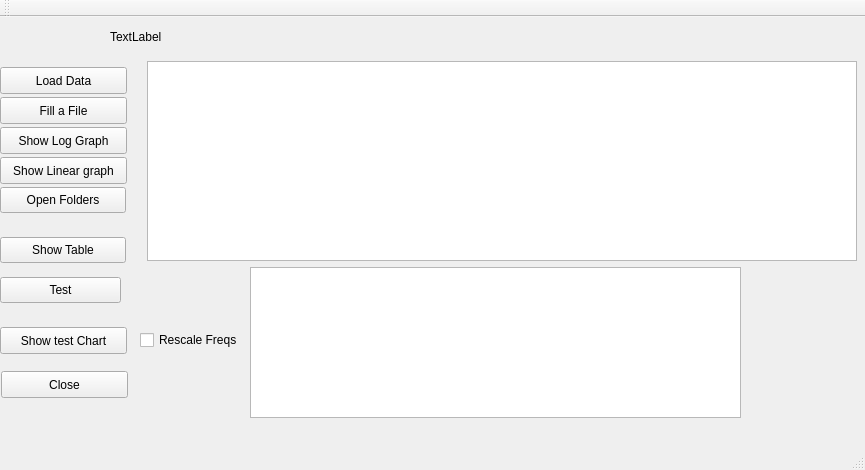
Above: ChartTest/mainwindow.ui from mikeinsantarosa/ChartTest before the change. Below: the same form after it.
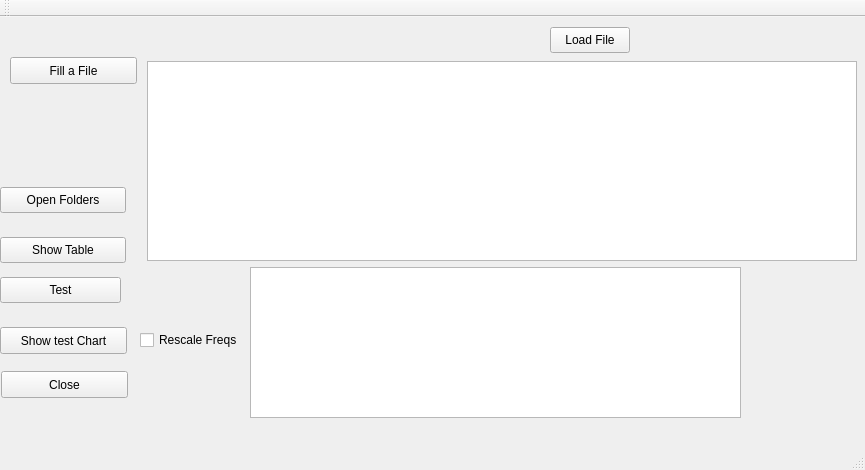
That is the form after the change. Icons and pictures are not drawn.

Diff of the .ui file:
```diff
--- a/ChartTest/mainwindow.ui
+++ b/ChartTest/mainwindow.ui
@@ -64,31 +64,6 @@
      </size>
     </property>
    </widget>
-   <widget class="QPushButton" name="btnLoadFile">
-    <property name="geometry">
-     <rect>
-      <x>0</x>
-      <y>50</y>
-      <width>127</width>
-      <height>27</height>
-     </rect>
-    </property>
-    <property name="minimumSize">
-     <size>
-      <width>127</width>
-      <height>27</height>
-     </size>
-    </property>
-    <property name="maximumSize">
-     <size>
-      <width>127</width>
-      <height>27</height>
-     </size>
-    </property>
-    <property name="text">
-     <string>Load Data</string>
-    </property>
-   </widget>
    <widget class="QPushButton" name="btnClose">
     <property name="geometry">
      <rect>
@@ -192,8 +167,8 @@
    <widget class="QPushButton" name="btnTutorial">
     <property name="geometry">
      <rect>
-      <x>0</x>
-      <y>80</y>
+      <x>10</x>
+      <y>40</y>
       <width>127</width>
       <height>27</height>
      </rect>
@@ -214,56 +189,6 @@
      <string>Fill a File</string>
     </property>
    </widget>
-   <widget class="QPushButton" name="btnCustomGraph">
-    <property name="geometry">
-     <rect>
-      <x>0</x>
-      <y>140</y>
-      <width>127</width>
-      <height>27</height>
-     </rect>
-    </property>
-    <property name="minimumSize">
-     <size>
-      <width>127</width>
-      <height>27</height>
-     </size>
-    </property>
-    <property name="maximumSize">
-     <size>
-      <width>127</width>
-      <height>27</height>
-     </size>
-    </property>
-    <property name="text">
-     <string>Show Linear graph</string>
-    </property>
-   </widget>
-   <widget class="QPushButton" name="btnLogGraph">
-    <property name="geometry">
-     <rect>
-      <x>0</x>
-      <y>110</y>
-      <width>127</width>
-      <height>27</height>
-     </rect>
-    </property>
-    <property name="minimumSize">
-     <size>
-      <width>127</width>
-      <height>27</height>
-     </size>
-    </property>
-    <property name="maximumSize">
-     <size>
-      <width>127</width>
-      <height>27</height>
-     </size>
-    </property>
-    <property name="text">
-     <string>Show Log Graph</string>
-    </property>
-   </widget>
    <widget class="QCheckBox" name="checkRescaleFreqs">
     <property name="geometry">
      <rect>
@@ -318,23 +243,17 @@
      <string>Test</string>
     </property>
    </widget>
-   <widget class="QLabel" name="labelTest">
+   <widget class="QPushButton" name="btnLoadFile">
     <property name="geometry">
      <rect>
-      <x>110</x>
+      <x>550</x>
       <y>10</y>
-      <width>671</width>
-      <height>20</height>
+      <width>80</width>
+      <height>26</height>
      </rect>
     </property>
-    <property name="sizePolicy">
-     <sizepolicy hsizetype="Expanding" vsizetype="Expanding">
-      <horstretch>0</horstretch>
-      <verstretch>0</verstretch>
-     </sizepolicy>
-    </property>
     <property name="text">
-     <string>TextLabel</string>
+     <string>Load File</string>
     </property>
    </widget>
   </widget>
```
